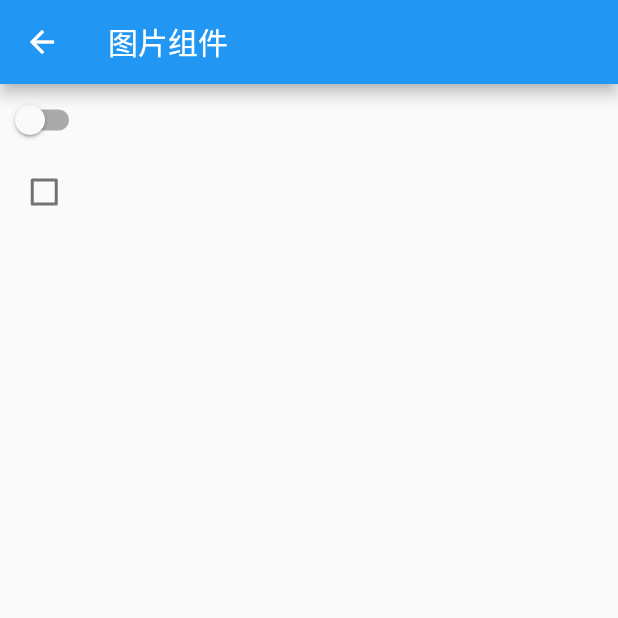
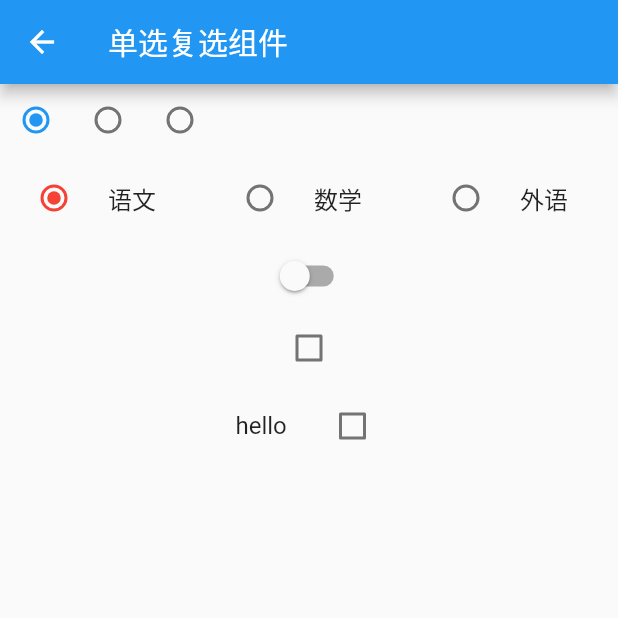
Before and after one commit to xiangxiongfly/MyFlutter, a Flutter app: the SwitchCheckBoxPage screen opened by its route, on a phone screen of 412 x 824 dp, the top half of it. Run offline on Flutter 3.47's test engine with Material 2 defaults, Android fonts, the phone set to English and light mode, and no system bars.

Commit message:
基础组件

```diff
--- a/lib/simple/switch_checkbox_route.dart
+++ b/lib/simple/switch_checkbox_route.dart
@@ -1,6 +1,8 @@
 import 'package:flutter/material.dart';
 
 class SwitchCheckBoxPage extends StatefulWidget {
+  const SwitchCheckBoxPage({Key? key}) : super(key: key);
+
   @override
   State<StatefulWidget> createState() {
     return _SwitchCheckBoxPageState();
@@ -10,15 +12,97 @@ class SwitchCheckBoxPage extends StatefulWidget {
 class _SwitchCheckBoxPageState extends State<SwitchCheckBoxPage> {
   bool _switchSelected = false;
   bool _checkboxSelected = false;
+  var _radioGroupValue = 1;
 
   @override
   Widget build(BuildContext context) {
     return Scaffold(
       appBar: AppBar(
-        title: Text("图片组件"),
+        title: const Text("单选复选组件"),
       ),
       body: Column(
         children: [
+          //Radio
+          Row(
+            children: [
+              Radio<int>(
+                value: 1,
+                //只有当value和groupValue相等时才会选中
+                groupValue: _radioGroupValue,
+                onChanged: (value) {
+                  setState(() {
+                    _radioGroupValue = value!;
+                  });
+                },
+              ),
+              Radio<int>(
+                value: 2,
+                groupValue: _radioGroupValue,
+                onChanged: (value) {
+                  setState(() {
+                    _radioGroupValue = value!;
+                  });
+                },
+              ),
+              Radio<int>(
+                value: 3,
+                groupValue: _radioGroupValue,
+                onChanged: (value) {
+                  setState(() {
+                    _radioGroupValue = value!;
+                  });
+                },
+              ),
+            ],
+          ),
+
+          //Radio后面携带文字
+          Row(
+            children: [
+              Flexible(
+                child: RadioListTile<int>(
+                  title: Text("语文"),
+                  value: 1,
+                  //设置选中颜色
+                  activeColor: Colors.red,
+                  groupValue: _radioGroupValue,
+                  onChanged: (value) {
+                    setState(() {
+                      _radioGroupValue = value!;
+                    });
+                  },
+                ),
+              ),
+              Flexible(
+                child: RadioListTile<int>(
+                  title: Text("数学"),
+                  value: 2,
+                  activeColor: Colors.red,
+                  groupValue: _radioGroupValue,
+                  onChanged: (value) {
+                    setState(() {
+                      _radioGroupValue = value!;
+                    });
+                  },
+                ),
+              ),
+              Flexible(
+                child: RadioListTile<int>(
+                  title: Text("外语"),
+                  value: 3,
+                  activeColor: Colors.red,
+                  groupValue: _radioGroupValue,
+                  onChanged: (value) {
+                    setState(() {
+                      _radioGroupValue = value!;
+                    });
+                  },
+                ),
+              ),
+            ],
+          ),
+
+          //Switch
           Switch(
             value: _switchSelected,
             onChanged: (value) {
@@ -27,15 +111,39 @@ class _SwitchCheckBoxPageState extends State<SwitchCheckBoxPage> {
               });
             },
           ),
+
+          //Checkbox
           Checkbox(
+            //为true表示选中
             value: _checkboxSelected,
+            //选中时矩形区域颜色
             activeColor: Colors.red,
+            //对勾颜色
             checkColor: Colors.white,
             onChanged: (value) {
               setState(() {
-                _checkboxSelected = value ?? false;
+                _checkboxSelected = value!;
               });
             },
+          ),
+
+          //Checkbox携带文字
+          Container(
+            width: 130,
+            child: CheckboxListTile(
+              title: const Text("hello"),
+              //为true表示选中
+              value: _checkboxSelected,
+              //选中时矩形区域颜色
+              activeColor: Colors.red,
+              //对勾颜色
+              checkColor: Colors.white,
+              onChanged: (value) {
+                setState(() {
+                  _checkboxSelected = value!;
+                });
+              },
+            ),
           ),
         ],
       ),
```
Also changed, not shown: lib/simple/button_route.dart (+19 -12 lines), lib/simple/custom_input.dart (+28 -6 lines), lib/simple/input_route.dart (+11 -8 lines), lib/simple/text_route.dart (+35 -10 lines), pubspec.lock.
